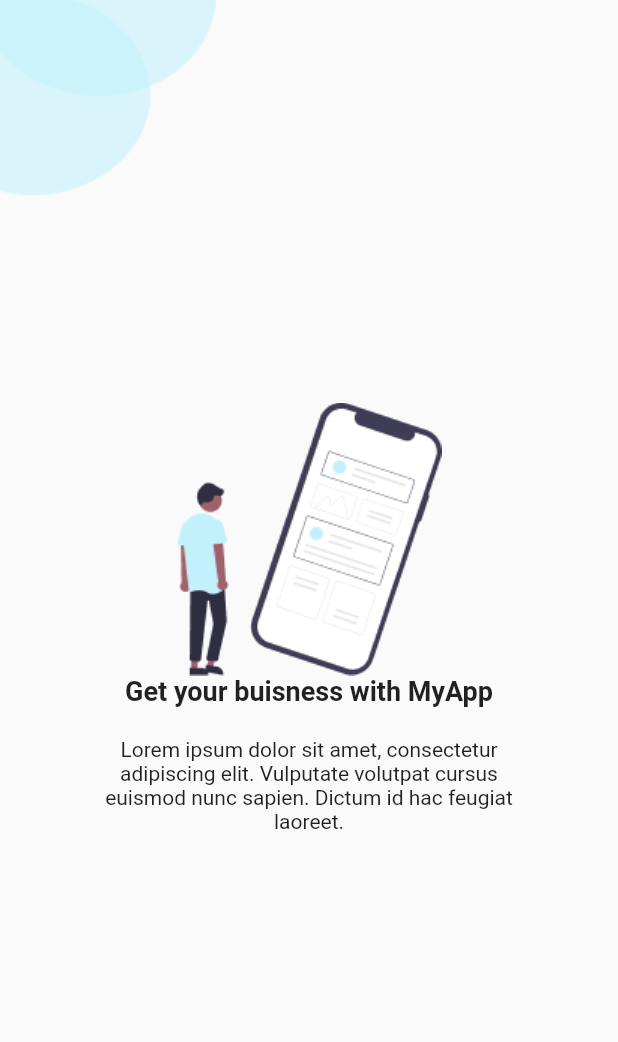
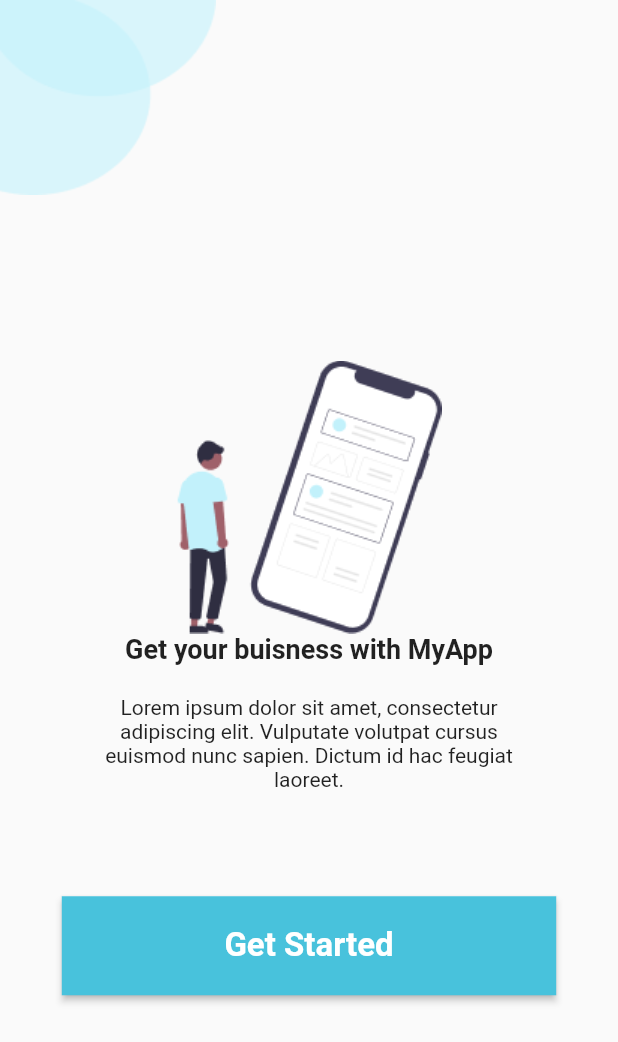
Before and after one commit to RuanJanau/registration, a Flutter app: the screen it shows after launch, on a phone screen of 412 x 824 dp. Shown: the top 1042 px of the screen. Run offline on Flutter 3.47's test engine with Material 2 defaults, Android fonts, the phone set to English and light mode, and no system bars; our stand-ins replace flutter_modular.

Commit message:
feat: ElevatedButton

```diff
--- a/lib/src/modules/home/view/home_view.dart
+++ b/lib/src/modules/home/view/home_view.dart
@@ -12,17 +12,16 @@ class HomeView extends StatelessWidget {
         child: Stack(
           children: [
             Image.asset('assets/image/boll.png'),
-            Positioned.fill(
-              child: Column(
+            Column(
               mainAxisAlignment: MainAxisAlignment.center,
               children: [
+                const SizedBox(height: 80),
                 Center(
                   child: Image.asset('assets/image/logo.png'),
                 ),
                 const Text(
                   'Get your buisness with MyApp',
-                    style:
-                        TextStyle(fontWeight: FontWeight.bold, fontSize: 18.0),
+                  style: TextStyle(fontWeight: FontWeight.bold, fontSize: 18.0),
                 ),
                 const SizedBox(height: 20.0),
                 const Padding(
@@ -32,9 +31,28 @@ class HomeView extends StatelessWidget {
                     textAlign: TextAlign.center,
                   ),
                 ),
-
+                const SizedBox(height: 70),
+                Column(
+                  children: [
+                    SizedBox(
+                      width: MediaQuery.of(context).size.width * .80,
+                      height: 66.0,
+                      child: ElevatedButton(
+                        onPressed: () => (() {}),
+                        style: ElevatedButton.styleFrom(
+                          backgroundColor: const Color(0xff48C2DC),
+                          shape: const RoundedRectangleBorder(),
+                        ),
+                        child: const Text(
+                          'Get Started',
+                          style: TextStyle(
+                              fontSize: 22.0, fontWeight: FontWeight.bold),
+                        ),
+                      ),
+                    ),
                   ],
                 ),
+              ],
             ),
           ],
         ),
```
Lines whose indentation alone changed are shown as unchanged.
